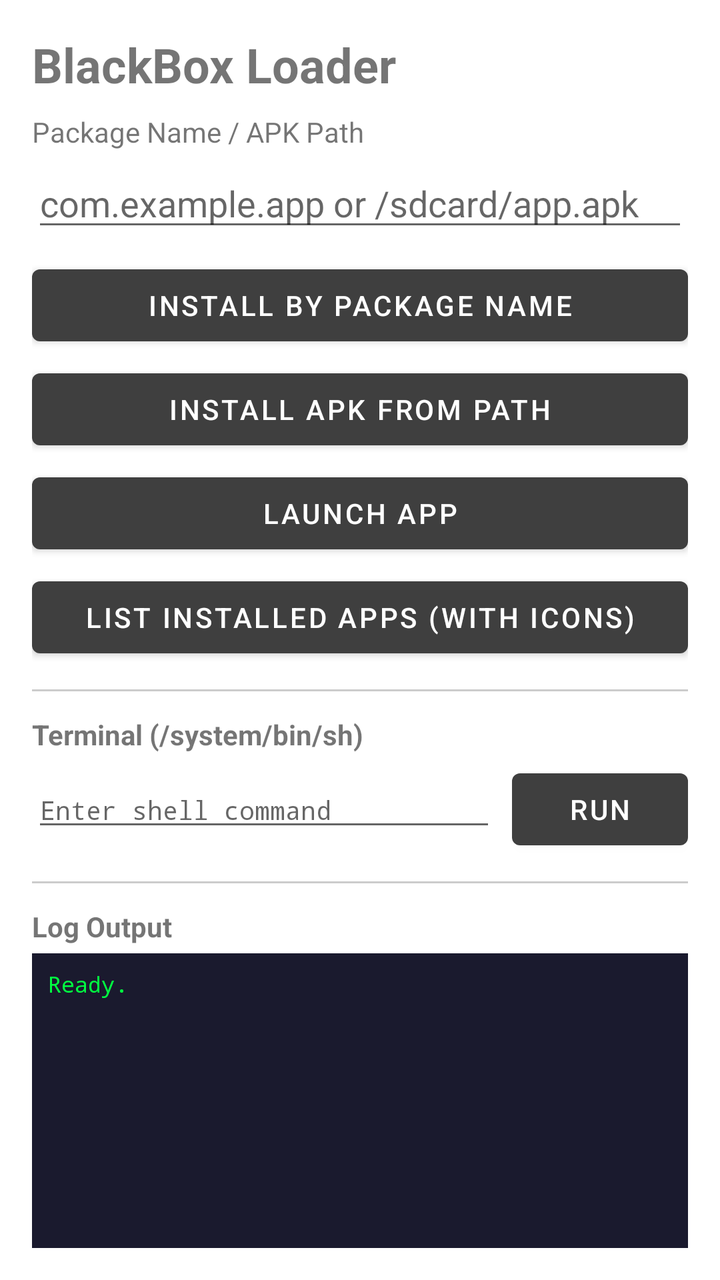
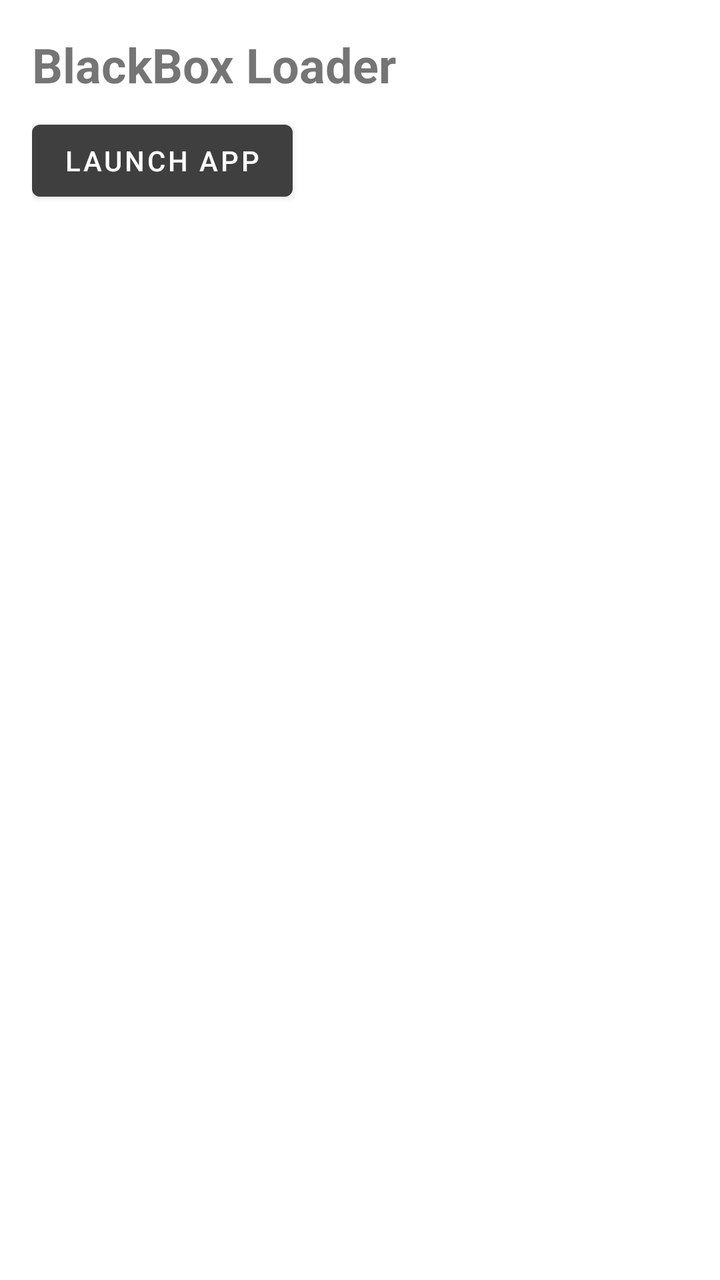

Screens rendered from an Android XML layout before and after an edit, with the pre-edit source and the edit as a unified diff.
<!-- AndroidManifest.xml: application theme Theme.BlackBox -->
<!-- res/layout/activity_main.xml -->
<?xml version="1.0" encoding="utf-8"?>
<LinearLayout xmlns:android="http://schemas.android.com/apk/res/android"
    android:layout_width="match_parent"
    android:layout_height="match_parent"
    android:orientation="vertical"
    android:padding="16dp">

    <TextView
        android:layout_width="wrap_content"
        android:layout_height="wrap_content"
        android:text="BlackBox Loader"
        android:textSize="24sp"
        android:textStyle="bold"
        android:layout_marginBottom="8dp" />

    <TextView
        android:layout_width="wrap_content"
        android:layout_height="wrap_content"
        android:text="Package Name / APK Path"
        android:textSize="14sp"
        android:layout_marginBottom="4dp" />

    <EditText
        android:id="@+id/edit_input"
        android:layout_width="match_parent"
        android:layout_height="wrap_content"
        android:hint="com.example.app or /sdcard/app.apk"
        android:inputType="text"
        android:singleLine="true" />

    <Button
        android:id="@+id/btn_install_package"
        android:layout_width="match_parent"
        android:layout_height="wrap_content"
        android:text="Install by Package Name"
        android:layout_marginTop="8dp" />

    <Button
        android:id="@+id/btn_install_apk"
        android:layout_width="match_parent"
        android:layout_height="wrap_content"
        android:text="Install APK from Path"
        android:layout_marginTop="4dp" />

    <Button
        android:id="@+id/btn_launch"
        android:layout_width="match_parent"
        android:layout_height="wrap_content"
        android:text="Launch App"
        android:layout_marginTop="4dp" />

    <Button
        android:id="@+id/btn_list_installed"
        android:layout_width="match_parent"
        android:layout_height="wrap_content"
        android:text="List Installed Apps (with Icons)"
        android:layout_marginTop="4dp" />

    <View
        android:layout_width="match_parent"
        android:layout_height="1dp"
        android:background="#CCCCCC"
        android:layout_marginVertical="12dp" />

    <TextView
        android:layout_width="wrap_content"
        android:layout_height="wrap_content"
        android:text="Terminal (/system/bin/sh)"
        android:textSize="14sp"
        android:textStyle="bold"
        android:layout_marginBottom="4dp" />

    <LinearLayout
        android:layout_width="match_parent"
        android:layout_height="wrap_content"
        android:orientation="horizontal">

        <EditText
            android:id="@+id/edit_shell_cmd"
            android:layout_width="0dp"
            android:layout_height="wrap_content"
            android:layout_weight="1"
            android:hint="Enter shell command"
            android:inputType="text"
            android:singleLine="true"
            android:fontFamily="monospace"
            android:textSize="13sp" />

        <Button
            android:id="@+id/btn_shell_exec"
            android:layout_width="wrap_content"
            android:layout_height="wrap_content"
            android:text="Run"
            android:layout_marginStart="8dp" />
    </LinearLayout>

    <View
        android:layout_width="match_parent"
        android:layout_height="1dp"
        android:background="#CCCCCC"
        android:layout_marginVertical="12dp" />

    <TextView
        android:layout_width="wrap_content"
        android:layout_height="wrap_content"
        android:text="Log Output"
        android:textSize="14sp"
        android:textStyle="bold"
        android:layout_marginBottom="4dp" />

    <ScrollView
        android:id="@+id/scroll_log"
        android:layout_width="match_parent"
        android:layout_height="0dp"
        android:layout_weight="1"
        android:background="#1a1a2e"
        android:padding="8dp">

        <TextView
            android:id="@+id/tv_log"
            android:layout_width="match_parent"
            android:layout_height="wrap_content"
            android:textSize="11sp"
            android:fontFamily="monospace"
            android:textColor="#00ff41"
            android:text="Ready.\n" />
    </ScrollView>

</LinearLayout>
<!-- resources referenced by this layout -->
<resources>
  <style name="Theme.BlackBox" parent="Theme.MaterialComponents.Light.NoActionBar">
          <item name="colorPrimary">@color/primary</item>
          <item name="colorPrimaryVariant">@color/primary_dark</item>
          <item name="colorOnPrimary">@color/white</item>
          <item name="colorSecondary">@color/primary_light</item>
          <item name="colorSecondaryVariant">@color/primary</item>
          <item name="colorOnSecondary">@color/white</item>
          <item name="android:statusBarColor" tools:targetApi="l">?attr/colorPrimaryVariant</item>
          <item name="android:forceDarkAllowed" tools:targetApi="q">false</item>
      </style>
  <color name="primary">#3F3F3F</color>
  <color name="primary_dark">#3F3F3F</color>
  <color name="white">#FFFFFFFF</color>
  <color name="primary_light">#3F3F3F</color>
</resources>

<!-- the commit's change to res/layout/activity_main.xml (unified diff, before → after) -->
@@ -12,118 +12,10 @@
         android:textSize="24sp"
         android:textStyle="bold"
         android:layout_marginBottom="8dp" />
-
-    <TextView
+    <Button
+        android:id="@+id/btn_launch"
         android:layout_width="wrap_content"
         android:layout_height="wrap_content"
-        android:text="Package Name / APK Path"
-        android:textSize="14sp"
-        android:layout_marginBottom="4dp" />
-
-    <EditText
-        android:id="@+id/edit_input"
-        android:layout_width="match_parent"
-        android:layout_height="wrap_content"
-        android:hint="com.example.app or /sdcard/app.apk"
-        android:inputType="text"
-        android:singleLine="true" />
-
-    <Button
-        android:id="@+id/btn_install_package"
-        android:layout_width="match_parent"
-        android:layout_height="wrap_content"
-        android:text="Install by Package Name"
-        android:layout_marginTop="8dp" />
-
-    <Button
-        android:id="@+id/btn_install_apk"
-        android:layout_width="match_parent"
-        android:layout_height="wrap_content"
-        android:text="Install APK from Path"
-        android:layout_marginTop="4dp" />
-
-    <Button
-        android:id="@+id/btn_launch"
-        android:layout_width="match_parent"
-        android:layout_height="wrap_content"
-        android:text="Launch App"
-        android:layout_marginTop="4dp" />
-
-    <Button
-        android:id="@+id/btn_list_installed"
-        android:layout_width="match_parent"
-        android:layout_height="wrap_content"
-        android:text="List Installed Apps (with Icons)"
-        android:layout_marginTop="4dp" />
-
-    <View
-        android:layout_width="match_parent"
-        android:layout_height="1dp"
-        android:background="#CCCCCC"
-        android:layout_marginVertical="12dp" />
-
-    <TextView
-        android:layout_width="wrap_content"
-        android:layout_height="wrap_content"
-        android:text="Terminal (/system/bin/sh)"
-        android:textSize="14sp"
-        android:textStyle="bold"
-        android:layout_marginBottom="4dp" />
-
-    <LinearLayout
-        android:layout_width="match_parent"
-        android:layout_height="wrap_content"
-        android:orientation="horizontal">
-
-        <EditText
-            android:id="@+id/edit_shell_cmd"
-            android:layout_width="0dp"
-            android:layout_height="wrap_content"
-            android:layout_weight="1"
-            android:hint="Enter shell command"
-            android:inputType="text"
-            android:singleLine="true"
-            android:fontFamily="monospace"
-            android:textSize="13sp" />
-
-        <Button
-            android:id="@+id/btn_shell_exec"
-            android:layout_width="wrap_content"
-            android:layout_height="wrap_content"
-            android:text="Run"
-            android:layout_marginStart="8dp" />
-    </LinearLayout>
-
-    <View
-        android:layout_width="match_parent"
-        android:layout_height="1dp"
-        android:background="#CCCCCC"
-        android:layout_marginVertical="12dp" />
-
-    <TextView
-        android:layout_width="wrap_content"
-        android:layout_height="wrap_content"
-        android:text="Log Output"
-        android:textSize="14sp"
-        android:textStyle="bold"
-        android:layout_marginBottom="4dp" />
-
-    <ScrollView
-        android:id="@+id/scroll_log"
-        android:layout_width="match_parent"
-        android:layout_height="0dp"
-        android:layout_weight="1"
-        android:background="#1a1a2e"
-        android:padding="8dp">
-
-        <TextView
-            android:id="@+id/tv_log"
-            android:layout_width="match_parent"
-            android:layout_height="wrap_content"
-            android:textSize="11sp"
-            android:fontFamily="monospace"
-            android:textColor="#00ff41"
-            android:text="Ready.\n" />
-    </ScrollView>
+        android:text="Launch App" />
 
 </LinearLayout>
